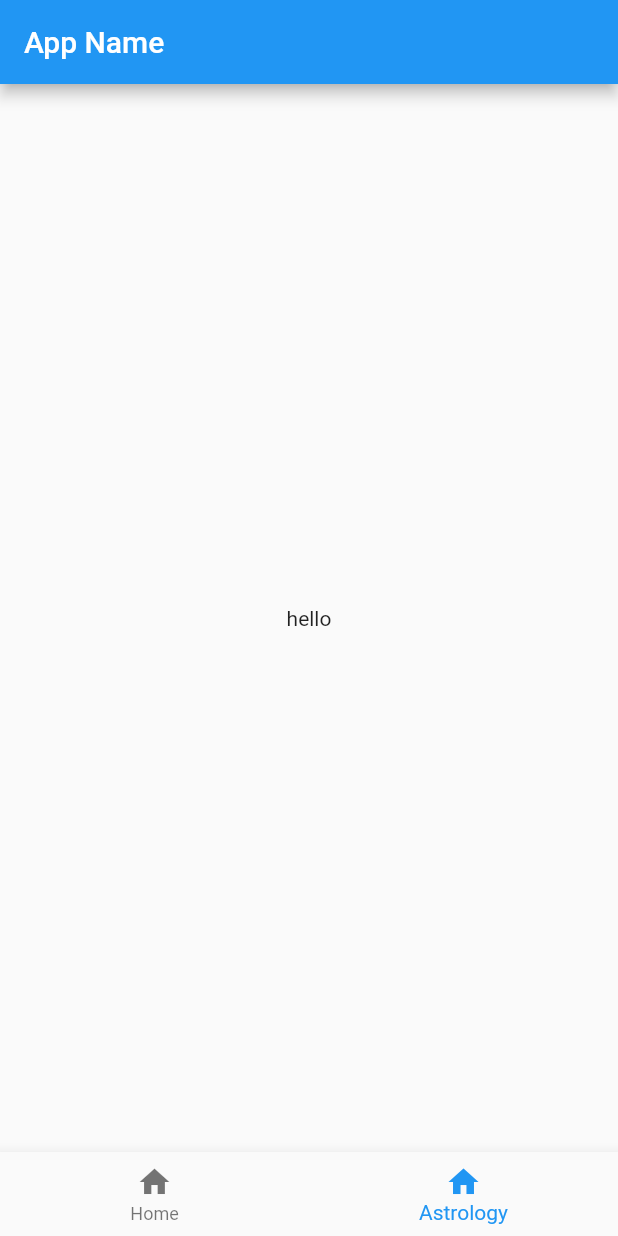
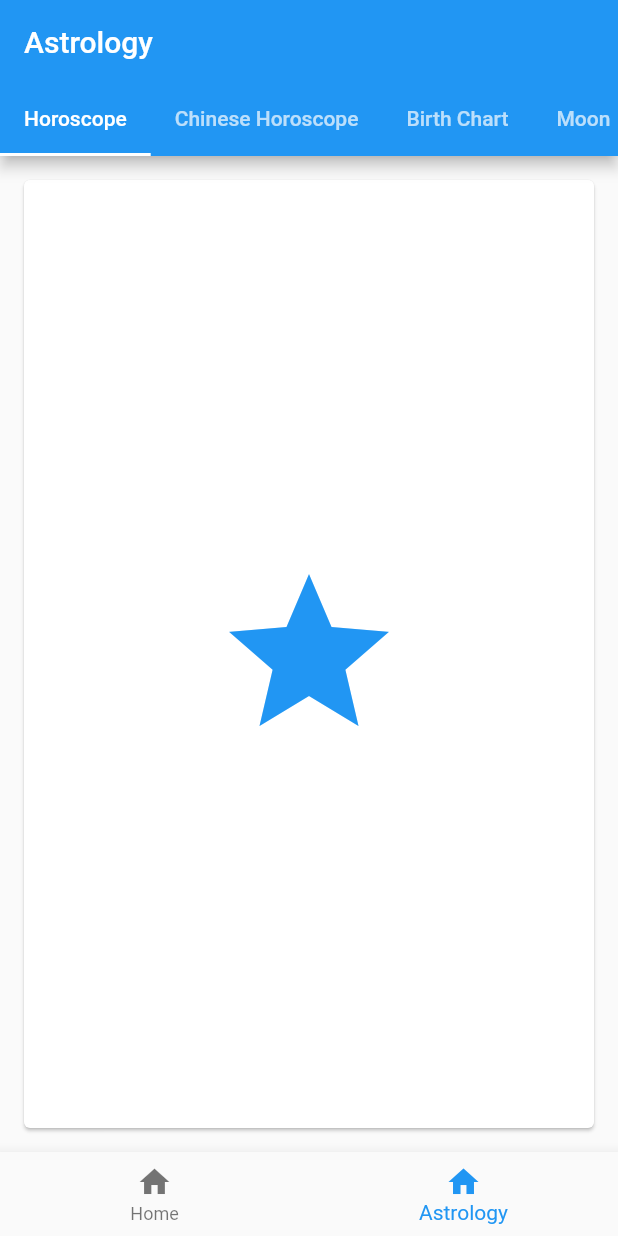
Before and after one commit to PedroRSM/mystic_app, a Flutter app: the screen it shows after launch, item 2 of the bottom bar chosen, on a phone screen of 412 x 824 dp. Run offline on Flutter 3.47's test engine with Material 2 defaults, Android fonts, the phone set to English and light mode, and no system bars; missing offline and left inert: flutter_html_view; network calls fail.

Commit message:
Astrology_tab

```diff
--- a/lib/astrology.dart
+++ /dev/null
@@ -1,22 +0,0 @@
-import 'package:flutter/material.dart';
-
-class AstrologyHoroscopeToday extends StatefulWidget {
-  @override
-  _AstrologyHoroscopeTodayState createState() =>
-      _AstrologyHoroscopeTodayState();
-}
-
-class _AstrologyHoroscopeTodayState extends State<AstrologyHoroscopeToday> {
-  @override
-  Widget build(BuildContext context) {
-    return new Scaffold(
-      appBar: new AppBar(
-        title: new Text('App Name'),
-      ),
-      body: new Center(
-          child: new Container(
-        child: new Text("hello"),
-      )),
-    );
-  }
-}
--- /dev/null
+++ b/lib/astrology/astrology_header.dart
@@ -0,0 +1,108 @@
+import 'package:flutter/material.dart';
+
+
+enum TabsDemoStyle {
+  iconsAndText,
+  iconsOnly,
+  textOnly
+}
+
+class _Page {
+  const _Page({ this.icon, this.text });
+  final IconData icon;
+  final String text;
+}
+
+const List<_Page> _allPages = const <_Page>[
+  const _Page(icon: Icons.grade, text: 'Horoscope'),
+  const _Page(icon: Icons.playlist_add, text: 'Chinese Horoscope'),
+  const _Page(icon: Icons.check_circle, text: 'Birth Chart'),
+  const _Page(icon: Icons.question_answer, text: 'Moon'),
+];
+
+class AstrologyTabs extends StatefulWidget {
+  static const String routeName = '/material/scrollable-tabs';
+
+  @override
+  AstrologyTabsState createState() => new AstrologyTabsState();
+}
+
+class AstrologyTabsState extends State<AstrologyTabs> with SingleTickerProviderStateMixin {
+  TabController _controller;
+  bool _customIndicator = false;
+
+  @override
+  void initState() {
+    super.initState();
+    _controller = new TabController(vsync: this, length: _allPages.length);
+  }
+
+  @override
+  void dispose() {
+    _controller.dispose();
+    super.dispose();
+  }
+
+
+
+  Decoration getIndicator() {
+    if (!_customIndicator)
+      return const UnderlineTabIndicator();
+
+
+        return new ShapeDecoration(
+          shape: const StadiumBorder(
+            side: const BorderSide(
+              color: Colors.white24,
+              width: 2.0,
+            ),
+          ) + const StadiumBorder(
+            side: const BorderSide(
+              color: Colors.transparent,
+              width: 4.0,
+            ),
+          ),
+        );
+  }
+
+  @override
+  Widget build(BuildContext context) {
+    final Color iconColor = Theme.of(context).accentColor;
+    return new Scaffold(
+      appBar: new AppBar(
+        title: const Text('Astrology'),
+        bottom: new TabBar(
+          controller: _controller,
+          isScrollable: true,
+          indicator: getIndicator(),
+          tabs: _allPages.map((_Page page) {
+                return new Tab(text: page.text);
+          }).toList(),
+        ),
+      ),
+      body: new TabBarView(
+          controller: _controller,
+          children: _allPages.map((_Page page) {
+            return new SafeArea(
+              top: false,
+              bottom: false,
+              child: new Container(
+                key: new ObjectKey(page.icon),
+                padding: const EdgeInsets.all(12.0),
+                child: new Card(
+                  child: new Center(
+                    child: new Icon(
+                      page.icon,
+                      color: iconColor,
+                      size: 128.0,
+                      semanticLabel: 'Placeholder for ${page.text} tab',
+                    ),
+                  ),
+                ),
+              ),
+            );
+          }).toList()
+      ),
+    );
+  }
+}
--- a/lib/main.dart
+++ b/lib/main.dart
@@ -1,6 +1,6 @@
 import 'package:flutter/cupertino.dart';
 import 'package:flutter/material.dart';
-import 'package:mystic_app/astrology.dart';
+import 'package:mystic_app/astrology/astrology_header.dart';
 import 'package:mystic_app/we_mystic_news.dart';
 
 void main() => runApp(MyApp());
@@ -25,12 +25,12 @@ class _HomePageState extends State<HomePage> {
 
   int currentTab = 0;
   WeMysticNewsData home;
-  AstrologyHoroscopeToday astrology;
+  AstrologyTabs astrology;
   List<Widget> pages;
   Widget currentPage;
   @override
   void initState(){
-    astrology = AstrologyHoroscopeToday();
+    astrology = AstrologyTabs();
     home = WeMysticNewsData();
 
     pages = [home, astrology];
```
Also changed, not shown: pubspec.yaml (+24 -13 lines), lib/astrology/astrology_birth_chart.dart (added), lib/astrology/astrology_chinese_horoscope.dart (added), lib/astrology/astrology_horoscope.dart (added), lib/astrology/astrology_moon.dart (added).
